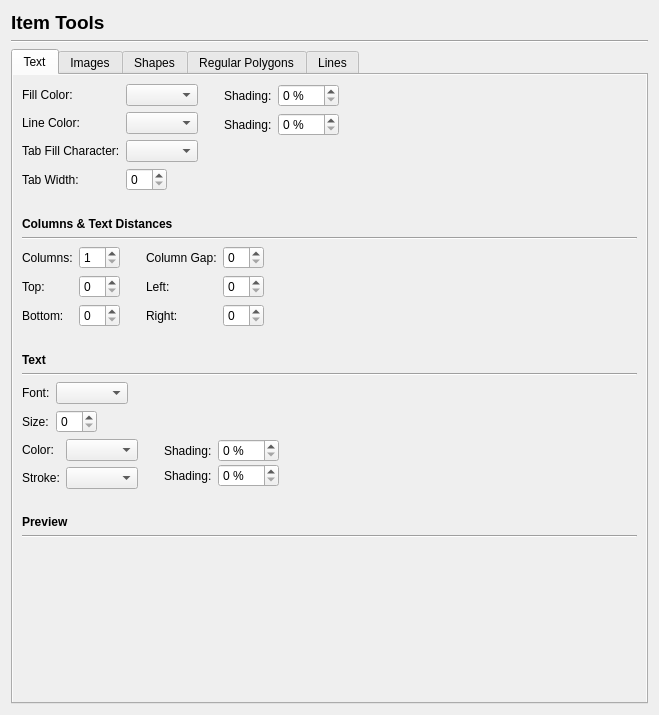
The window that scribus/ui/prefs_itemtoolsbase.ui (scribusproject/scribus) describes before a commit, drawn with Qt 5.
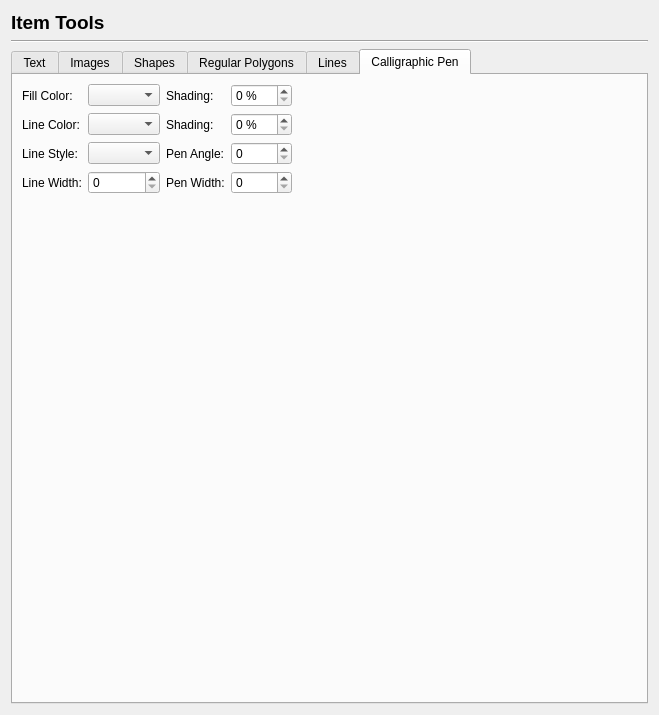
The same window after the commit. The open tabs and pages were chosen to show the change. Custom widgets are drawn as their Qt base class.

Commit message: Added a "Calligraphic Pen" tool a la Inkscape.

Patch:
```diff
--- a/scribus/ui/prefs_itemtoolsbase.ui
+++ b/scribus/ui/prefs_itemtoolsbase.ui
@@ -79,8 +79,8 @@
            <rect>
             <x>0</x>
             <y>0</y>
-            <width>614</width>
-            <height>720</height>
+            <width>637</width>
+            <height>632</height>
            </rect>
           </property>
           <layout class="QVBoxLayout" name="verticalLayout_2">
@@ -1305,6 +1305,141 @@
        </item>
       </layout>
      </widget>
+     <widget class="QWidget" name="tab_4">
+      <attribute name="title">
+       <string>Calligraphic Pen</string>
+      </attribute>
+      <layout class="QVBoxLayout" name="verticalLayout_9">
+       <item>
+        <layout class="QHBoxLayout" name="horizontalLayout_10">
+         <item>
+          <layout class="QGridLayout" name="gridLayout">
+           <item row="0" column="0">
+            <widget class="QLabel" name="label_45">
+             <property name="text">
+              <string>Fill Color:</string>
+             </property>
+            </widget>
+           </item>
+           <item row="0" column="1">
+            <widget class="ColorCombo" name="calPenFillColorComboBox"/>
+           </item>
+           <item row="0" column="2">
+            <widget class="QLabel" name="label_49">
+             <property name="text">
+              <string>Shading:</string>
+             </property>
+            </widget>
+           </item>
+           <item row="0" column="3">
+            <widget class="QSpinBox" name="calPenFillShadingSpinBox">
+             <property name="suffix">
+              <string> %</string>
+             </property>
+             <property name="maximum">
+              <number>100</number>
+             </property>
+            </widget>
+           </item>
+           <item row="1" column="0">
+            <widget class="QLabel" name="label_50">
+             <property name="text">
+              <string>Line Color:</string>
+             </property>
+            </widget>
+           </item>
+           <item row="1" column="1">
+            <widget class="ColorCombo" name="calPenColorComboBox"/>
+           </item>
+           <item row="1" column="2">
+            <widget class="QLabel" name="label_48">
+             <property name="text">
+              <string>Shading:</string>
+             </property>
+            </widget>
+           </item>
+           <item row="1" column="3">
+            <widget class="QSpinBox" name="calPenLineShadingSpinBox">
+             <property name="suffix">
+              <string> %</string>
+             </property>
+             <property name="maximum">
+              <number>100</number>
+             </property>
+            </widget>
+           </item>
+           <item row="2" column="0">
+            <widget class="QLabel" name="label_47">
+             <property name="text">
+              <string>Line Style:</string>
+             </property>
+            </widget>
+           </item>
+           <item row="2" column="1">
+            <widget class="LineCombo" name="calPenStyleComboBox"/>
+           </item>
+           <item row="2" column="2">
+            <widget class="QLabel" name="label_51">
+             <property name="text">
+              <string>Pen Angle:</string>
+             </property>
+            </widget>
+           </item>
+           <item row="2" column="3">
+            <widget class="ScrSpinBox" name="calPenAngleSpinBox"/>
+           </item>
+           <item row="3" column="0">
+            <widget class="QLabel" name="label_46">
+             <property name="text">
+              <string>Line Width:</string>
+             </property>
+            </widget>
+           </item>
+           <item row="3" column="1">
+            <widget class="ScrSpinBox" name="calPenLineWidthSpinBox"/>
+           </item>
+           <item row="3" column="2">
+            <widget class="QLabel" name="label_52">
+             <property name="text">
+              <string>Pen Width:</string>
+             </property>
+            </widget>
+           </item>
+           <item row="3" column="3">
+            <widget class="ScrSpinBox" name="calPenWidthSpinBox"/>
+           </item>
+          </layout>
+         </item>
+         <item>
+          <spacer name="horizontalSpacer_16">
+           <property name="orientation">
+            <enum>Qt::Horizontal</enum>
+           </property>
+           <property name="sizeHint" stdset="0">
+            <size>
+             <width>40</width>
+             <height>20</height>
+            </size>
+           </property>
+          </spacer>
+         </item>
+        </layout>
+       </item>
+       <item>
+        <spacer name="verticalSpacer_11">
+         <property name="orientation">
+          <enum>Qt::Vertical</enum>
+         </property>
+         <property name="sizeHint" stdset="0">
+          <size>
+           <width>20</width>
+           <height>501</height>
+          </size>
+         </property>
+        </spacer>
+       </item>
+      </layout>
+     </widget>
     </widget>
    </item>
   </layout>
```
Left out of the diff: 4 changed lines with no effect on the pictures. The commit also changes 20 other files.
